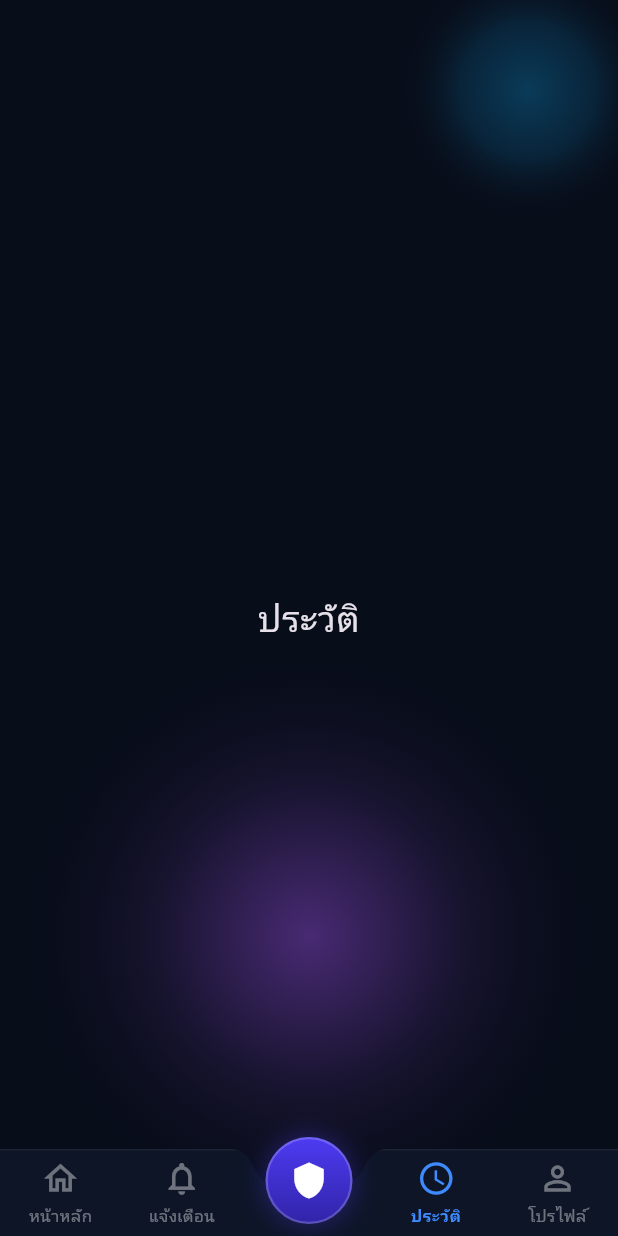
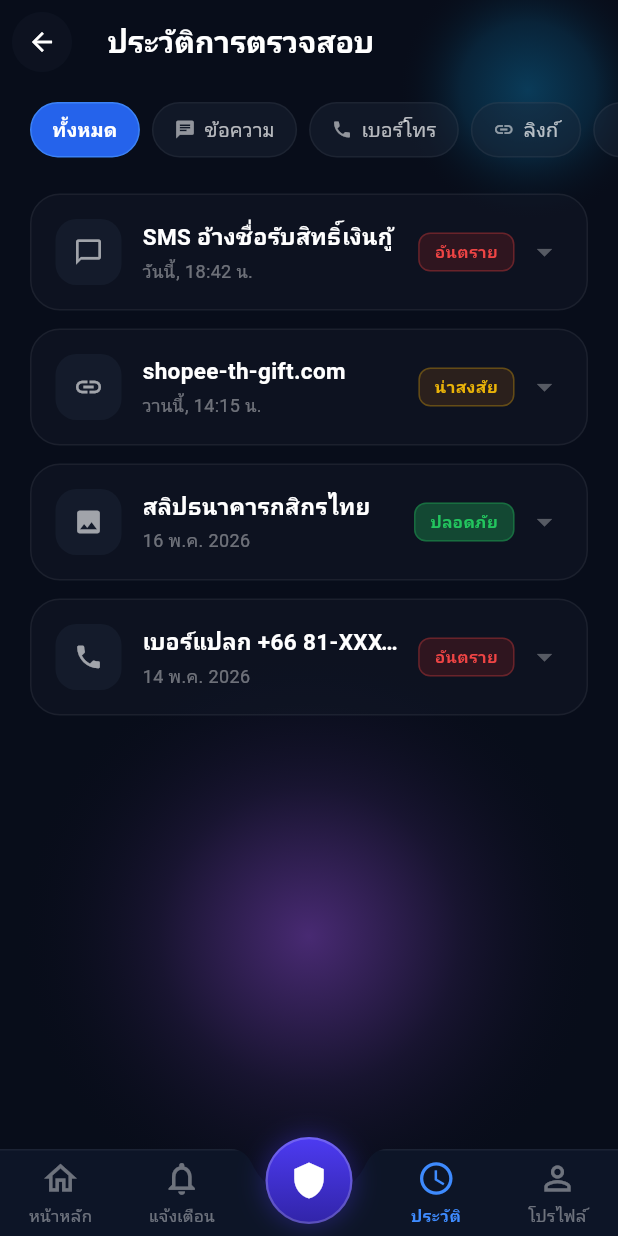
Before and after one commit to craned-project/Aunjai, a Flutter app: the screen it shows after launch, item 4 of the bottom bar chosen, on a phone screen of 412 x 824 dp. Run offline on Flutter 3.47's test engine with Material 3 defaults, Android fonts, the phone set to English and light mode, and no system bars; our stand-ins replace go_router.

Commit message:
Added History Page

```diff
--- a/lib/main.dart
+++ b/lib/main.dart
@@ -1,3 +1,4 @@
+import 'package:aunjai/pages/history.dart';
 import 'package:aunjai/pages/message.dart';
 import 'package:aunjai/pages/home.dart';
 import 'package:flutter/material.dart';
@@ -63,7 +64,7 @@ final GoRouter _router = GoRouter(
         GoRoute(
           path: '/history',
           builder: (context, state) => const Center(
-            child: Text("ประวัติ", style: TextStyle(fontSize: 24)),
+            child: History(),
           ),
         ),
         GoRoute(
--- /dev/null
+++ b/lib/pages/history.dart
@@ -0,0 +1,307 @@
+import 'package:flutter/material.dart';
+import 'package:go_router/go_router.dart';
+
+class Status {
+  final String status;
+  final Color textColor;
+  final Color bgColor;
+
+  const Status({
+    required this.status,
+    required this.textColor,
+    required this.bgColor
+  });
+}
+
+class HistoryItem {
+  final String title;
+  final String timestamp;
+  final int type;
+  final int status;
+
+  const HistoryItem({
+    required this.title,
+    required this.timestamp,
+    required this.type,
+    required this.status
+  });
+}
+
+class History extends StatefulWidget {
+  const History({super.key});
+
+  @override
+  State<History> createState() => _HistoryState();
+}
+
+class _HistoryState extends State<History> {
+  // 0 = ทั้งหมด, 1 = ข้อความ, 2 = เบอร์โทร, 3 = ลิงก์, 4 = ภาพ
+  // 0 = safe, 1 = sus, 2 = danger!
+  int _activeFilterIndex = 0;
+  final List<Status> status = [
+    Status(status: "ปลอดภัย", textColor: Color(0xff22c55e), bgColor: Color(0xff22c55e)),
+    Status(status: "น่าสงสัย", textColor: Color(0xffeab308), bgColor: Color(0xff713f12)),
+    Status(status: "อันตราย", textColor: Color(0xffef4444), bgColor: Color(0xff7f1d1d))
+  ];
+
+  final List<IconData> iconType = [
+    Icons.grid_view,
+    Icons.chat_bubble_outline,
+    Icons.phone,
+    Icons.link,
+    Icons.image,
+  ];
+
+  List<HistoryItem> get _filteredHistoryItems {
+  if (_activeFilterIndex == 0) {
+    return _allHistoryItems; // "ทั้งหมด" -> Show everything
+  }
+
+  return _allHistoryItems.where((item) {
+    switch (_activeFilterIndex) {
+      case 1: // "ข้อความ"
+        return iconType[item.type] == Icons.chat_bubble_outline;
+      case 2: // "tel"
+        return iconType[item.type] == Icons.phone;
+      case 3: // "ลิงก์"
+        return iconType[item.type] == Icons.link;
+      case 4: // "ภาพ"
+        return iconType[item.type] == Icons.image;
+      default:
+        return true;
+    }
+  }).toList();
+}
+
+  // Mock data matching your exact layout entries
+  final List<HistoryItem> _allHistoryItems = [
+    const HistoryItem(
+      title: "SMS อ้างชื่อรับสิทธิ์เงินกู้",
+      timestamp: "วันนี้, 18:42 น.",
+      type: 1,
+      status: 2
+    ),
+    const HistoryItem(
+      title: "shopee-th-gift.com",
+      timestamp: "วานนี้, 14:15 น.",
+      type: 3,
+      status: 1
+    ),
+    const HistoryItem(
+      title: "สลิปธนาคารกสิกรไทย",
+      timestamp: "16 พ.ค. 2026",
+      type: 4,
+      status: 0
+    ),
+    const HistoryItem(
+      title: "เบอร์แปลก +66 81-XXX-XXXX",
+      timestamp: "14 พ.ค. 2026",
+      type: 2,
+      status: 2
+    ),
+  ];
+
+  @override
+  Widget build(BuildContext context) {
+    return Scaffold(
+      backgroundColor: Colors
+          .transparent, // Lets shell layout halo backgrounds shine through
+      appBar: AppBar(
+        backgroundColor: Colors.transparent,
+        elevation: 0,
+        leading: Padding(
+          padding: const EdgeInsets.all(8.0),
+          child: Container(
+            decoration: BoxDecoration(
+              color: const Color(0xff111827).withValues(alpha: 0.5),
+              shape: BoxShape.circle,
+            ),
+            child: IconButton(
+              icon: const Icon(Icons.arrow_back, color: Colors.white, size: 20),
+              onPressed: () {
+                // Return to home map path depending on routing choice
+                context.go('/home');
+              },
+            ),
+          ),
+        ),
+        title: const Text(
+          "ประวัติการตรวจสอบ",
+          style: TextStyle(
+            fontSize: 20,
+            fontWeight: FontWeight.bold,
+            color: Colors.white,
+          ),
+        ),
+        centerTitle: false,
+      ),
+      body: Column(
+        crossAxisAlignment: CrossAxisAlignment.start,
+        children: [
+          const SizedBox(height: 12),
+
+          // 1. Horizontal Filter Pills Row
+          SingleChildScrollView(
+            scrollDirection: Axis.horizontal,
+            padding: const EdgeInsets.symmetric(horizontal: 20.0),
+            child: Row(
+              children: [
+                _buildFilterPill("ทั้งหมด", Icons.grid_view_rounded, 0),
+                const SizedBox(width: 8),
+                _buildFilterPill("ข้อความ", Icons.chat, 1),
+                const SizedBox(width: 8),
+                _buildFilterPill("เบอร์โทร", Icons.phone, 2),
+                const SizedBox(width: 8),
+                _buildFilterPill("ลิงก์", Icons.link, 3),
+                const SizedBox(width: 8),
+                _buildFilterPill("ภาพ", Icons.image_outlined, 4),
+              ],
+            ),
+          ),
+          const SizedBox(height: 24),
+
+          // 2. Dynamic List of Checked History Cards
+          Expanded(
+            child: ListView.builder(
+              padding: const EdgeInsets.symmetric(horizontal: 20.0),
+              itemCount: _filteredHistoryItems.length,
+              itemBuilder: (context, index) {
+                final item = _filteredHistoryItems[index];
+
+                // 🎯 Fix: Return the Padding widget, and set its child property!
+                return Padding(
+                  padding: const EdgeInsets.only(bottom: 12.0),
+                  child: _buildHistoryCard(
+                    item,
+                  ), // 👈 Assigned directly as the child
+                );
+              },
+            ),
+          ),
+        ],
+      ),
+    );
+  }
+
+  // Filter Tab Component
+  Widget _buildFilterPill(String label, IconData icon, int index) {
+    final bool isActive = _activeFilterIndex == index;
+    return GestureDetector(
+      onTap: () => setState(() => _activeFilterIndex = index),
+      child: Container(
+        padding: const EdgeInsets.symmetric(horizontal: 14, vertical: 8),
+        decoration: BoxDecoration(
+          color: isActive
+              ? const Color(0xff2563eb)
+              : const Color(0xff1e293b).withValues(alpha: 0.4),
+          borderRadius: BorderRadius.circular(20),
+          border: Border.all(
+            color: isActive
+                ? const Color(0xff3b82f6)
+                : Colors.white.withValues(alpha: 0.05),
+          ),
+        ),
+        child: Row(
+          children: [
+            if (index != 0) ...[
+              Icon(
+                icon,
+                size: 14,
+                color: isActive ? Colors.white : Colors.white54,
+              ),
+              const SizedBox(width: 6),
+            ],
+            Text(
+              label,
+              style: TextStyle(
+                color: isActive ? Colors.white : Colors.white70,
+                fontSize: 13,
+                fontWeight: isActive ? FontWeight.bold : FontWeight.normal,
+              ),
+            ),
+          ],
+        ),
+      ),
+    );
+  }
+
+  // Row Card Layout Builder Component
+  Widget _buildHistoryCard(HistoryItem item) {
+    return Container(
+      padding: const EdgeInsets.all(16),
+      decoration: BoxDecoration(
+        color: const Color(0xff111827).withValues(alpha: 0.5),
+        borderRadius: BorderRadius.circular(20),
+        border: Border.all(color: Colors.white.withValues(alpha: 0.06)),
+      ),
+      child: Row(
+        children: [
+          // Left Icon Frame Box
+          Container(
+            padding: const EdgeInsets.all(12),
+            decoration: BoxDecoration(
+              color: const Color(0xff1e293b).withValues(alpha: 0.4),
+              borderRadius: BorderRadius.circular(14),
+            ),
+            child: Icon(iconType[item.type], color: Colors.white60, size: 20),
+          ),
+          const SizedBox(width: 14),
+
+          // Core Text Description Block
+          Expanded(
+            child: Column(
+              crossAxisAlignment: CrossAxisAlignment.start,
+              children: [
+                Text(
+                  item.title,
+                  style: const TextStyle(
+                    color: Colors.white,
+                    fontSize: 15,
+                    fontWeight: FontWeight.w600,
+                  ),
+                  maxLines: 1,
+                  overflow: TextOverflow.ellipsis,
+                ),
+                const SizedBox(height: 4),
+                Text(
+                  item.timestamp,
+                  style: TextStyle(
+                    color: Colors.white.withValues(alpha: 0.4),
+                    fontSize: 12,
+                  ),
+                ),
+              ],
+            ),
+          ),
+          const SizedBox(width: 8),
+
+          // Status Badge and Dropdown Arrow Row
+          Container(
+            padding: const EdgeInsets.symmetric(horizontal: 10, vertical: 4),
+            decoration: BoxDecoration(
+              color: status[item.status].bgColor.withValues(alpha: 0.3),
+              borderRadius: BorderRadius.circular(8),
+              border: Border.all(
+                color: status[item.status].textColor.withValues(alpha: 0.3),
+                width: 1,
+              ),
+            ),
+            child: Text(
+              status[item.status].status,
+              style: TextStyle(
+                color: status[item.status].textColor,
+                fontSize: 11,
+                fontWeight: FontWeight.bold,
+              ),
+            ),
+          ),
+          const SizedBox(width: 8),
+          Icon(
+            Icons.arrow_drop_down,
+            color: Colors.white.withValues(alpha: 0.3),
+          ),
+        ],
+      ),
+    );
+  }
+}
--- a/lib/pages/message.dart
+++ b/lib/pages/message.dart
@@ -31,7 +31,6 @@ class _MessageState extends State<Message> {
 
   // Tracks which tab is selected: 0 = SMS, 1 = แชท, 2 = Email
   int _selectedTabIndex = 0;
-  final TextEditingController _firstTextController = TextEditingController();
 
   MessageType packageMessage() {
     final List<String> msgList = _controllers
```
